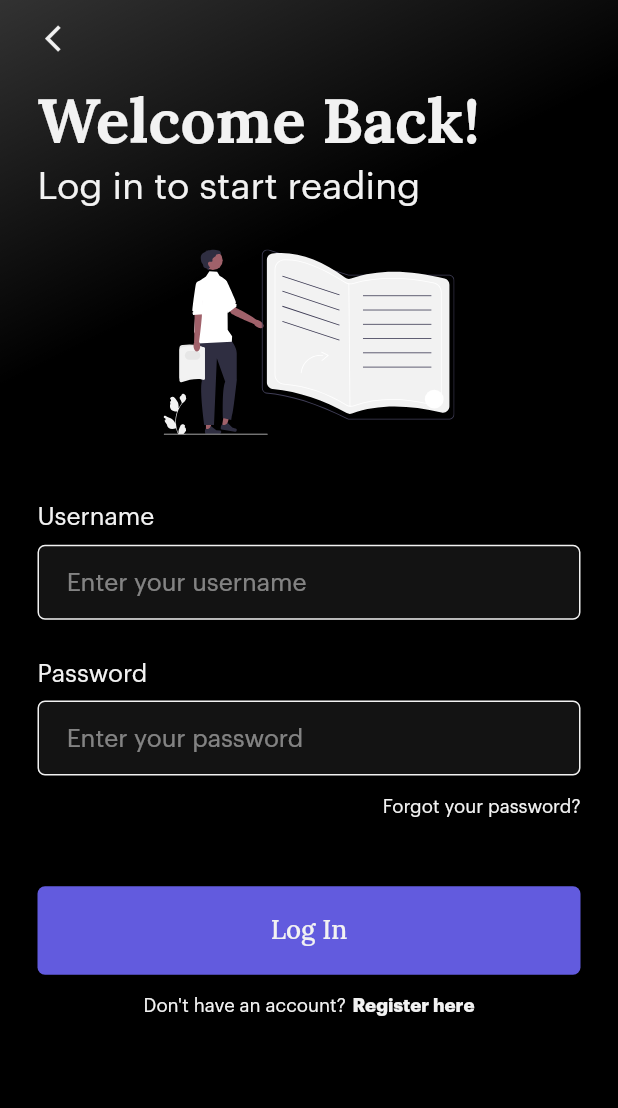
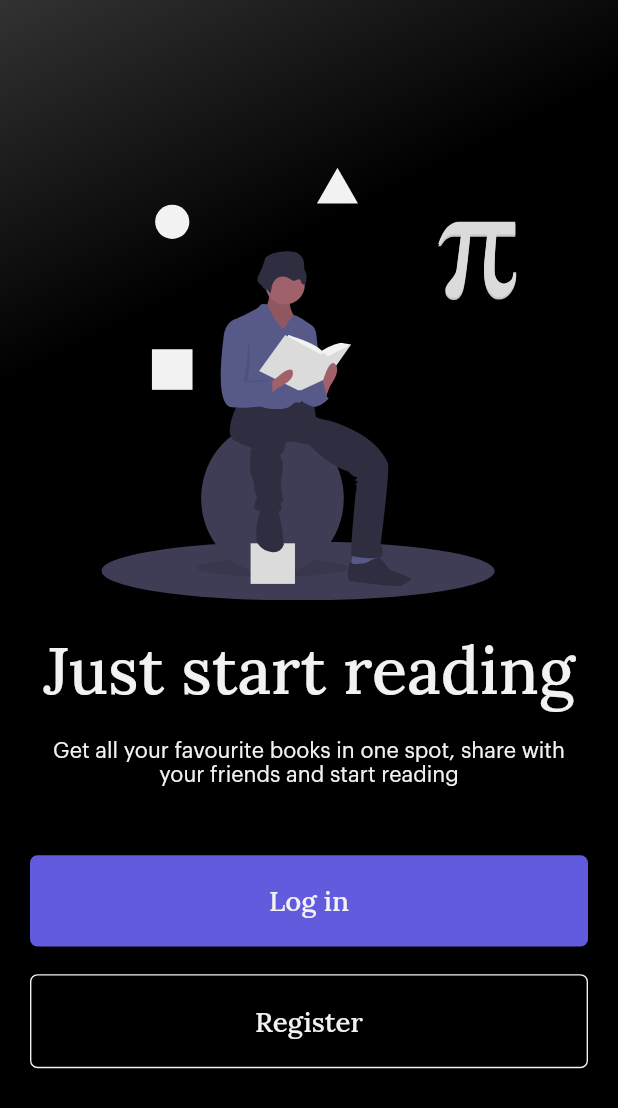
Before and after one commit to spacecodee/library_book_app, a Flutter app: the screen it shows after launch, on a phone screen of 412 x 824 dp. Shown: the top 1108 px of the screen. Run offline on Flutter 3.47's test engine with Material 2 defaults, Android fonts, the phone set to English and light mode, and no system bars; drawn by our look-alikes of carousel_slider; our stand-ins replace flutter_svg.

Commit message:
Add init app

```diff
--- a/lib/com.spacecodee.library.book.app/main.dart
+++ b/lib/com.spacecodee.library.book.app/main.dart
@@ -1,6 +1,7 @@
 import 'package:flutter/material.dart';
 import 'package:library_book_app/com.spacecodee.library.book.app/shared/sc_colors.dart';
 import 'package:library_book_app/com.spacecodee.library.book.app/view/pages/auth/login_page.dart';
+import 'package:library_book_app/com.spacecodee.library.book.app/view/pages/home/init_app.dart';
 
 void main() {
   runApp(const MyApp());
@@ -24,7 +25,8 @@ class MyApp extends StatelessWidget {
             primaryColorDark: SCColors.secondaryMaterial,
             cardColor: SCColors.primaryMaterial,
           )),
-      home: const LoginPage(),
+      //home: const LoginPage(),
+      home: const InitApp(),
     );
   }
 }
--- /dev/null
+++ b/lib/com.spacecodee.library.book.app/shared/utils.dart
@@ -0,0 +1,9 @@
+class Utils {
+  static List<String> getImages() {
+    return [
+      'assets/icon/undraw_mathematics.svg',
+      'assets/icon/undraw_reading_time.svg',
+      'assets/icon/undraw_sharing.svg',
+    ];
+  }
+}
--- a/lib/com.spacecodee.library.book.app/view/pages/auth/login_page.dart
+++ b/lib/com.spacecodee.library.book.app/view/pages/auth/login_page.dart
@@ -1,6 +1,7 @@
 import 'package:flutter/material.dart';
 import 'package:flutter_svg/flutter_svg.dart';
 import 'package:library_book_app/com.spacecodee.library.book.app/shared/sc_responsive.dart';
+import 'package:library_book_app/com.spacecodee.library.book.app/view/shared/components/utils_components.dart';
 import 'package:library_book_app/com.spacecodee.library.book.app/view/shared/widgets/forms/sc_login_form.dart';
 import 'package:library_book_app/com.spacecodee.library.book.app/view/shared/widgets/texts/sc_text_style.dart';
 
@@ -20,19 +21,7 @@ class _LoginPageState extends State<LoginPage> {
       body: SingleChildScrollView(
         child: Container(
           //gradient
-          decoration: const BoxDecoration(
-            gradient: LinearGradient(
-              colors: [
-                Color(0xff000000),
-                Color(0xff000000),
-                Color(0xFF000000),
-                Color(0xFF000000),
-                Color(0xCC000000),
-              ],
-              begin: Alignment.bottomRight,
-              end: Alignment.topLeft,
-            ),
-          ),
+          decoration: UtilsComponents.getBoxDecoration(),
           width: double.infinity,
           height: myResponsive.height > 600 ? myResponsive.height : null,
           child: SafeArea(
--- /dev/null
+++ b/lib/com.spacecodee.library.book.app/view/pages/home/init_app.dart
@@ -0,0 +1,61 @@
+import 'package:flutter/material.dart';
+import 'package:library_book_app/com.spacecodee.library.book.app/shared/sc_responsive.dart';
+import 'package:library_book_app/com.spacecodee.library.book.app/view/shared/components/utils_components.dart';
+import 'package:library_book_app/com.spacecodee.library.book.app/view/shared/widgets/buttons/sc_button_ip.dart';
+import 'package:library_book_app/com.spacecodee.library.book.app/view/shared/widgets/carousel/cs_carousel.dart';
+import 'package:library_book_app/com.spacecodee.library.book.app/view/shared/widgets/texts/sc_text_style.dart';
+
+class InitApp extends StatelessWidget {
+  const InitApp({Key? key}) : super(key: key);
+
+  @override
+  Widget build(BuildContext context) {
+    final myResponsive = SCResponsive.of(context);
+
+    return Scaffold(
+      body: Container(
+        decoration: UtilsComponents.getBoxDecoration(),
+        width: double.infinity,
+        height: double.infinity,
+        child: SafeArea(
+          child: Padding(
+            padding: const EdgeInsets.symmetric(horizontal: 20, vertical: 10),
+            child: Column(
+              mainAxisAlignment: MainAxisAlignment.center,
+              children: [
+                const ScCarousel(),
+                SizedBox(height: myResponsive.diagonalPercentage(2)),
+                SCTextStyle(
+                  text: 'Just start reading',
+                  fontSize: myResponsive.widthPercentage(10.5),
+                  fontFamily: 'Lora',
+                  fontWeight: FontWeight.w500,
+                ),
+                SizedBox(height: myResponsive.diagonalPercentage(2)),
+                SCTextStyle(
+                  textAlign: TextAlign.center,
+                  text:
+                      'Get all your favourite books in one spot, share with your friends and start reading',
+                  fontSize: myResponsive.widthPercentage(3.5),
+                ),
+                SizedBox(height: myResponsive.diagonalPercentage(5)),
+                CsButtonIp(
+                  text: 'Log in',
+                  fontFamily: 'Lora',
+                  fontSize: myResponsive.diagonalPercentage(2),
+                ),
+                SizedBox(height: myResponsive.diagonalPercentage(2)),
+                CsButtonIp(
+                  text: 'Register',
+                  fontFamily: 'Lora',
+                  fontSize: myResponsive.diagonalPercentage(2),
+                  haveBorder: true,
+                ),
+              ],
+            ),
+          ),
+        ),
+      ),
+    );
+  }
+}
--- /dev/null
+++ b/lib/com.spacecodee.library.book.app/view/shared/components/utils_components.dart
@@ -0,0 +1,19 @@
+import 'package:flutter/material.dart';
+
+class UtilsComponents {
+  static Decoration getBoxDecoration() {
+    return const BoxDecoration(
+      gradient: LinearGradient(
+        colors: [
+          Color(0xff000000),
+          Color(0xff000000),
+          Color(0xFF000000),
+          Color(0xFF000000),
+          Color(0xCC000000),
+        ],
+        begin: Alignment.bottomRight,
+        end: Alignment.topLeft,
+      ),
+    );
+  }
+}
--- a/lib/com.spacecodee.library.book.app/view/shared/widgets/buttons/sc_button_ip.dart
+++ b/lib/com.spacecodee.library.book.app/view/shared/widgets/buttons/sc_button_ip.dart
@@ -7,12 +7,14 @@ class CsButtonIp extends StatelessWidget {
   final String text;
   final String fontFamily;
   final double fontSize;
+  final bool haveBorder;
 
   const CsButtonIp({
     Key? key,
     required this.text,
     required this.fontFamily,
     required this.fontSize,
+    this.haveBorder = false,
   }) : super(key: key);
 
   @override
@@ -24,10 +26,19 @@ class CsButtonIp extends StatelessWidget {
         horizontal: myResponsive.diagonalPercentage(5),
         vertical: myResponsive.diagonalPercentage(2),
       ),
-      decoration: BoxDecoration(
-        color: SCColors.primary,
-        borderRadius: BorderRadius.circular(5),
-      ),
+      //add border line
+      decoration: !haveBorder
+          ? BoxDecoration(
+              color: SCColors.primary,
+              borderRadius: BorderRadius.circular(5),
+            )
+          : BoxDecoration(
+              border: Border.all(
+                color: SCColors.accent,
+                width: myResponsive.diagonalPercentage(0.1),
+              ),
+              borderRadius: BorderRadius.circular(5),
+            ),
       child: Center(
         child: SCTextStyle(
           text: text,
--- /dev/null
+++ b/lib/com.spacecodee.library.book.app/view/shared/widgets/carousel/cs_carousel.dart
@@ -0,0 +1,39 @@
+import 'package:carousel_slider/carousel_slider.dart';
+import 'package:flutter/material.dart';
+import 'package:flutter_svg/flutter_svg.dart';
+import 'package:library_book_app/com.spacecodee.library.book.app/shared/sc_responsive.dart';
+import 'package:library_book_app/com.spacecodee.library.book.app/shared/utils.dart';
+
+class ScCarousel extends StatelessWidget {
+  const ScCarousel({Key? key}) : super(key: key);
+
+  @override
+  Widget build(BuildContext context) {
+    final myResponsive = SCResponsive.of(context);
+
+    return CarouselSlider(
+      options: CarouselOptions(
+        height: myResponsive.heightPercentage(35),
+        viewportFraction: 16 / 9,
+        initialPage: 0,
+        enableInfiniteScroll: true,
+        autoPlay: true,
+        autoPlayInterval: const Duration(seconds: 5),
+      ),
+      items: Utils.getImages().map((image) {
+        return Builder(
+          builder: (BuildContext context) {
+            return Container(
+              margin: EdgeInsets.symmetric(
+                  horizontal: myResponsive.diagonalPercentage(6)),
+              child: SvgPicture.asset(
+                image,
+                fit: BoxFit.contain,
+              ),
+            );
+          },
+        );
+      }).toList(),
+    );
+  }
+}
--- a/pubspec.yaml
+++ b/pubspec.yaml
@@ -35,6 +35,7 @@ dependencies:
   # Use with the CupertinoIcons class for iOS style icons.
   cupertino_icons: ^1.0.2
   flutter_svg: ^1.1.5
+  carousel_slider: ^4.1.1
 
 dev_dependencies:
   flutter_test:
```
Also changed, not shown: assets/icon/undraw_mathematics.svg (added), assets/icon/undraw_reading.svg (added), assets/icon/undraw_reading_time.svg (added), assets/icon/undraw_sharing.svg (added), pubspec.lock.
